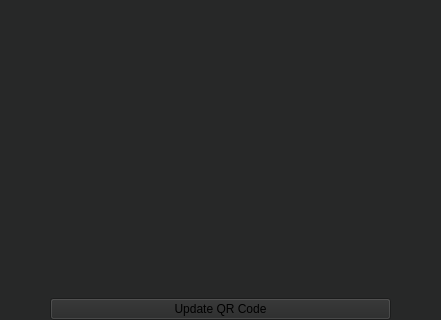
The window that ThresHoDLApp/darkreceiveview.ui (isaidnocookies/Threshodl-Wallet) describes before a commit, drawn with Qt 5; both pictures show x 0 to 441 and y 418 to 738 of the 441 by 738 pixel window.
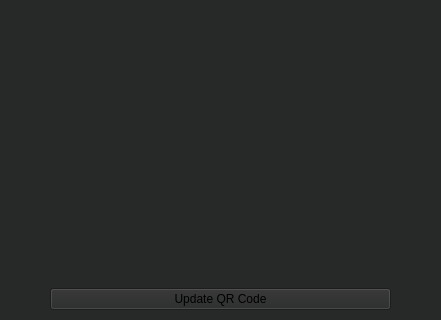
The same window after the commit. Icons and pictures are not drawn.

Patch:
```diff
--- a/ThresHoDLApp/darkreceiveview.ui
+++ b/ThresHoDLApp/darkreceiveview.ui
@@ -273,6 +273,22 @@
        </item>
       </layout>
      </item>
+     <item>
+      <spacer name="verticalSpacer">
+       <property name="orientation">
+        <enum>Qt::Vertical</enum>
+       </property>
+       <property name="sizeType">
+        <enum>QSizePolicy::Fixed</enum>
+       </property>
+       <property name="sizeHint" stdset="0">
+        <size>
+         <width>20</width>
+         <height>10</height>
+        </size>
+       </property>
+      </spacer>
+     </item>
     </layout>
    </item>
   </layout>
```
